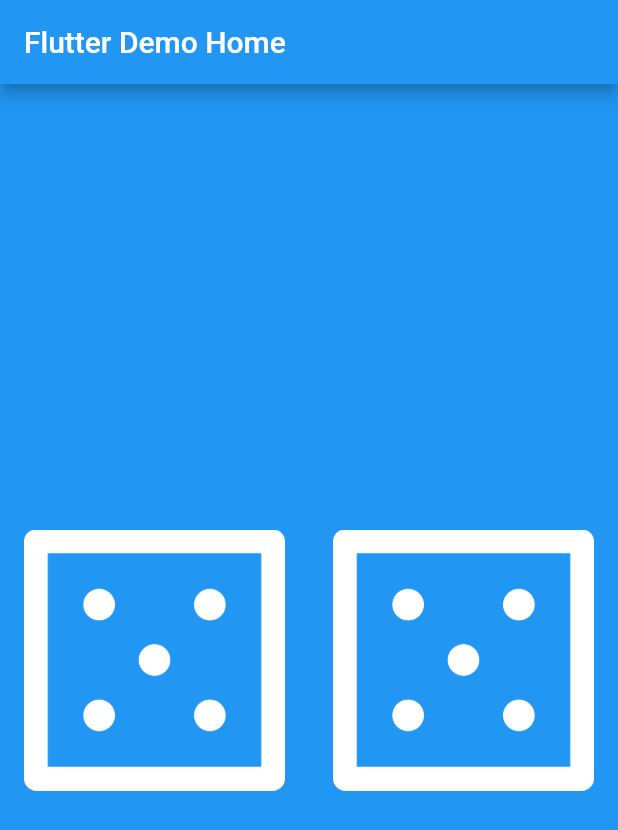
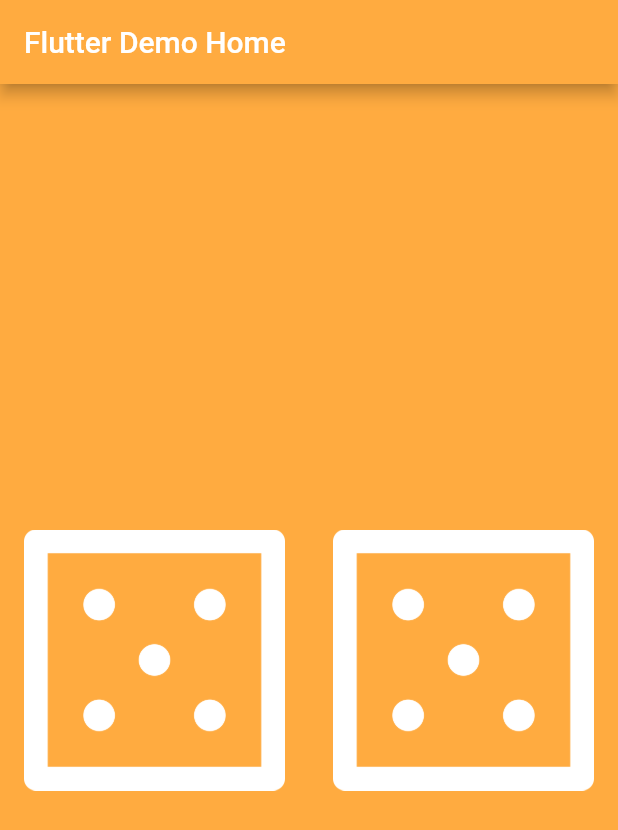
Before and after one commit to salam73/flutter_tutorial, a Flutter app: the screen it shows after launch, on a phone screen of 412 x 824 dp. Shown: the top 830 px of the screen. Run offline on Flutter 3.47's test engine with Material 2 defaults, Android fonts, the phone set to English and light mode, and no system bars.

Commit message:
change color

```diff
--- a/lib/mygame.dart
+++ b/lib/mygame.dart
@@ -25,7 +25,7 @@ class _MyGameState extends State<MyGame> {
     randomMe();
   }
 
-  final Color myColor= Colors.blue;
+  final Color myColor= Colors.orangeAccent;
 
 
   void randomMe()
```
